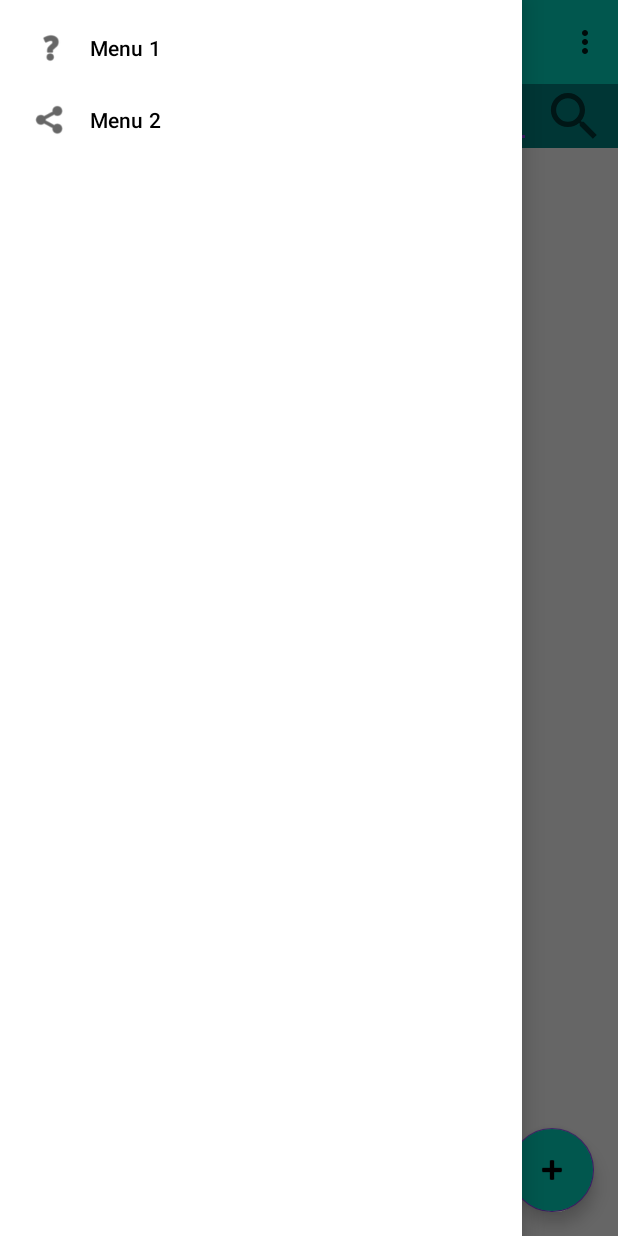
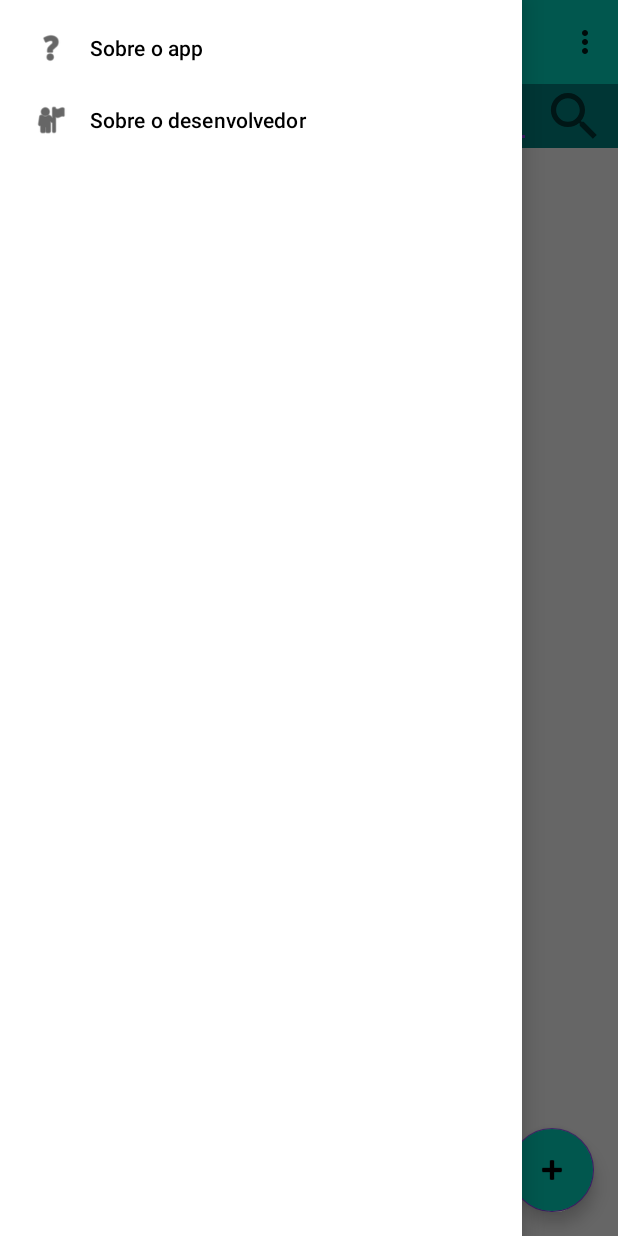
Before and after one commit to alisonViana/lista-contatos-bootcampInter, an Android app: the screen it shows after launch (MainActivity), with the side drawer open, on a phone screen of 412 x 824 dp. Run offline under Robolectric (Android 15) with nearby library versions, the phone set to English and light mode, and no system bars.

Commit message:
refactored menus

```diff
--- a/app/src/main/res/menu/drawer_menu.xml
+++ b/app/src/main/res/menu/drawer_menu.xml
@@ -3,12 +3,12 @@
 
     <!-- TODO : Criar as opções do menu -->
     <item
-        android:id="@+id/item_menu_1"
-        android:title="@string/menu_1"
+        android:id="@+id/menu_about_app"
+        android:title="@string/about_app"
         android:icon="@android:drawable/ic_menu_help" />
 
     <item
-        android:id="@+id/item_menu_2"
-        android:title="@string/menu_2"
-        android:icon="@android:drawable/ic_menu_share" />
+        android:id="@+id/menu_about_dev"
+        android:title="@string/about_dev"
+        android:icon="@android:drawable/ic_menu_myplaces" />
 </menu>
--- a/app/src/main/res/menu/options_menu.xml
+++ b/app/src/main/res/menu/options_menu.xml
@@ -2,9 +2,9 @@
 <menu xmlns:android="http://schemas.android.com/apk/res/android">
 <!-- TODO : Criar as opções do menu -->
     <item
-        android:id="@+id/item_menu_1"
-        android:title="@string/menu_1" />
+        android:id="@+id/options_menu_sort_name"
+        android:title="@string/sort_name" />
 
-    <item android:id="@+id/item_menu_2"
-        android:title="@string/menu_2"/>
+    <item android:id="@+id/options_menu_sort_id"
+        android:title="@string/sort_id"/>
 </menu>
--- a/app/src/main/res/values/strings.xml
+++ b/app/src/main/res/values/strings.xml
@@ -3,10 +3,12 @@
     <string name="iv_photo_content_description">Imagem do Contato</string>
 
     <!-- menu texts -->
-    <string name="menu_1">Menu 1</string>
-    <string name="menu_2">Menu 2</string>
+    <string name="about_app">Sobre o app</string>
+    <string name="about_dev">Sobre o desenvolvedor</string>
     <string name="open_drawer">Abrir</string>
     <string name="close_drawer">Fechar</string>
+    <string name="sort_name">Ordenar por nome</string>
+    <string name="sort_id">Ordenar por ID</string>
 
     <string name="save_contact">Salvar contato</string>
     <string name="delete_contact">Excluir Contato</string>
```
Also changed, not shown: app/src/main/java/br/com/bootcampinter/activitys/MainActivity.kt (+8 -8 lines).
